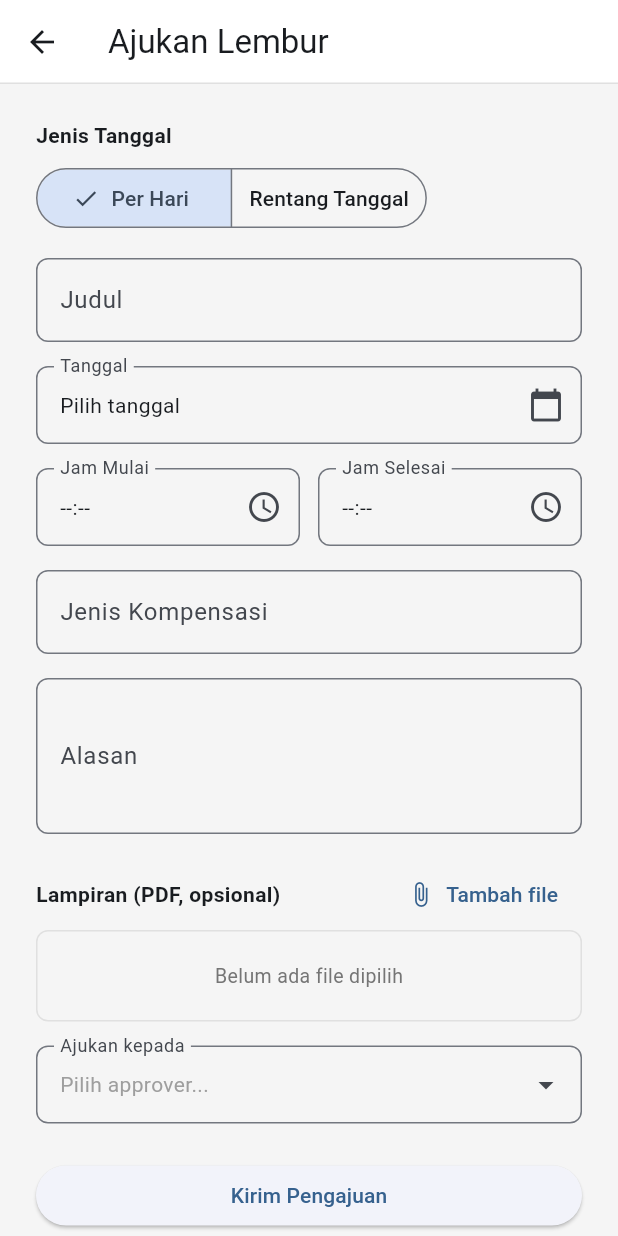
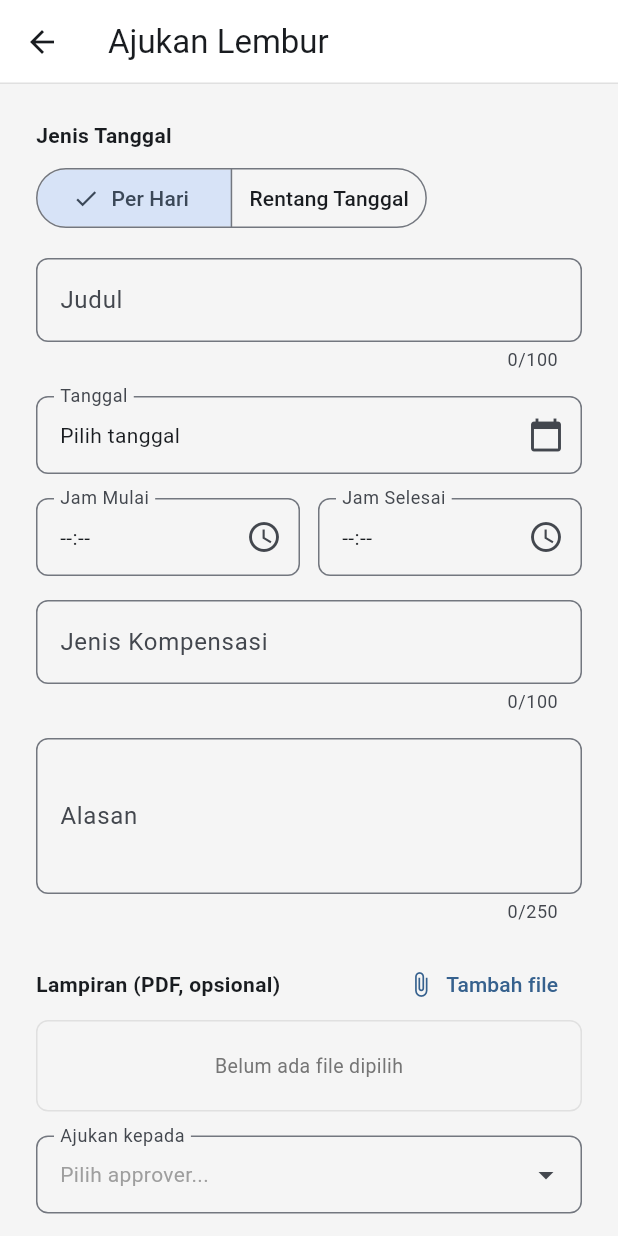
Before and after one commit to SILVERGOLDZ/Logikreasi_Absensi_App, a Flutter app: the _OvertimeFormBody screen opened directly, on a phone screen of 412 x 824 dp. Run offline on Flutter 3.47's test engine with Material 3 defaults, Android fonts, the phone set to English and light mode, and no system bars; our stand-ins replace camera, dio, file_picker, firebase_core, firebase_messaging, flutter_local_notifications and 9 more; accounts and stored records are empty; network calls fail.

Commit message:
feature: textForm limit character

```diff
--- /dev/null
+++ b/lib/config/text_form_config.dart
@@ -0,0 +1,7 @@
+class TextFormConfig {
+  static const int shortTitle = 50;
+  static const int title = 100;
+  static const int smallContent = 250;
+  static const int mediumContent = 500;
+  static const int largeContent = 1000;
+}
--- a/lib/screens/admin/create_announcement_screen.dart
+++ b/lib/screens/admin/create_announcement_screen.dart
@@ -1,3 +1,4 @@
+import 'package:absensi_app/config/text_form_config.dart';
 import 'package:flutter/material.dart';
 
 import 'package:absensi_app/utils/title_case_helper.dart';
@@ -61,6 +62,7 @@ class _CreatePengumumanScreenState extends State<CreatePengumumanScreen> {
             children: [
               TextFormField(
                 controller: _titleController,
+                maxLength: TextFormConfig.title,
                 decoration: const InputDecoration(
                     labelText: "Judul",
                     border: OutlineInputBorder(),
@@ -72,6 +74,7 @@ class _CreatePengumumanScreenState extends State<CreatePengumumanScreen> {
               const SizedBox(height: 16),
               TextFormField(
                 controller: _contentController,
+                maxLength: TextFormConfig.largeContent,
                 decoration: const InputDecoration(
                   labelText: "Isi Pengumuman",
                   border: OutlineInputBorder(),
--- a/lib/screens/admin/holiday_management_screen.dart
+++ b/lib/screens/admin/holiday_management_screen.dart
@@ -1,3 +1,4 @@
+import 'package:absensi_app/config/text_form_config.dart';
 import 'package:flutter/material.dart';
 import 'package:intl/intl.dart';
 import 'package:dio/dio.dart';
@@ -348,6 +349,7 @@ class _HolidayFormSheetState extends State<_HolidayFormSheet> {
               const SizedBox(height: 8),
               TextFormField(
                 controller: _reasonController,
+                maxLength: TextFormConfig.shortTitle,
                 decoration: const InputDecoration(
                   labelText: 'Jenis / Alasan Libur (mis. Cuti Bersama)',
                   border: OutlineInputBorder(),
@@ -362,6 +364,7 @@ class _HolidayFormSheetState extends State<_HolidayFormSheet> {
               const SizedBox(height: 8),
               TextFormField(
                 controller: _titleController,
+                maxLength: TextFormConfig.title,
                 decoration: const InputDecoration(
                   labelText: 'Judul Pengumuman',
                   border: OutlineInputBorder(),
@@ -373,6 +376,7 @@ class _HolidayFormSheetState extends State<_HolidayFormSheet> {
               const SizedBox(height: 16),
               TextFormField(
                 controller: _contentController,
+                maxLength: TextFormConfig.largeContent,
                 decoration: const InputDecoration(
                   labelText: 'Isi Pengumuman',
                   border: OutlineInputBorder(),
--- a/lib/screens/leave/leave_detail_screen.dart
+++ b/lib/screens/leave/leave_detail_screen.dart
@@ -1,5 +1,6 @@
 import 'dart:io';
 
+import 'package:absensi_app/config/text_form_config.dart';
 import 'package:flutter/material.dart';
 import 'package:go_router/go_router.dart';
 import 'package:intl/intl.dart';
@@ -124,6 +125,7 @@ class _LeaveDetailScreenState extends State<LeaveDetailScreen> {
             const SizedBox(height: 12),
             TextField(
               controller: noteController,
+              maxLength: TextFormConfig.mediumContent,
               decoration: InputDecoration(
                 labelText: 'Catatan (opsional)',
                 border: OutlineInputBorder(borderRadius: BorderRadius.circular(8)),
--- a/lib/screens/leave/leave_form_screen.dart
+++ b/lib/screens/leave/leave_form_screen.dart
@@ -1,4 +1,5 @@
 import 'dart:io';
+import 'package:absensi_app/config/text_form_config.dart';
 import 'package:file_picker/file_picker.dart';
 import 'package:flutter/material.dart';
 import 'package:go_router/go_router.dart';
@@ -210,6 +211,7 @@ class _LeaveFormBodyState extends State<_LeaveFormBody> {
               const SizedBox(height: 16),
               TextFormField(
                 controller: _titleController,
+                maxLength: TextFormConfig.title,
                 decoration: InputDecoration(
                   labelText: 'Judul',
                   hintText: 'Contoh: Cuti tahunan keluarga',
@@ -237,6 +239,7 @@ class _LeaveFormBodyState extends State<_LeaveFormBody> {
               TextFormField(
                 controller: _reasonController,
                 maxLines: 3,
+                maxLength: TextFormConfig.smallContent,
                 decoration: InputDecoration(
                   labelText: 'Alasan',
                   border: OutlineInputBorder(borderRadius: BorderRadius.circular(8)),
--- a/lib/screens/overtime/overtime_detail_screen.dart
+++ b/lib/screens/overtime/overtime_detail_screen.dart
@@ -4,6 +4,7 @@
 
 import 'dart:io';
 
+import 'package:absensi_app/config/text_form_config.dart';
 import 'package:flutter/material.dart';
 import 'package:go_router/go_router.dart';
 import 'package:intl/intl.dart';
@@ -128,6 +129,7 @@ class _OvertimeDetailScreenState extends State<OvertimeDetailScreen> {
             const SizedBox(height: 12),
             TextField(
               controller: noteController,
+              maxLength: TextFormConfig.mediumContent,
               decoration: InputDecoration(
                 labelText: 'Catatan (opsional)',
                 border: OutlineInputBorder(borderRadius: BorderRadius.circular(8)),
--- a/lib/screens/overtime/overtime_form_screen.dart
+++ b/lib/screens/overtime/overtime_form_screen.dart
@@ -6,6 +6,7 @@
 // - field compensationType (bebas diisi user)
 
 import 'dart:io';
+import 'package:absensi_app/config/text_form_config.dart';
 import 'package:file_picker/file_picker.dart';
 import 'package:flutter/material.dart';
 import 'package:go_router/go_router.dart';
@@ -338,6 +339,7 @@ class _OvertimeFormBodyState extends State<_OvertimeFormBody> {
               const SizedBox(height: 16),
               TextFormField(
                 controller: _titleController,
+                maxLength: TextFormConfig.title,
                 decoration: InputDecoration(
                   labelText: 'Judul',
                   hintText: 'Contoh: Lembur closing laporan bulanan',
@@ -352,6 +354,7 @@ class _OvertimeFormBodyState extends State<_OvertimeFormBody> {
               const SizedBox(height: 16),
               TextFormField(
                 controller: _compensationController,
+                maxLength: TextFormConfig.title,
                 decoration: InputDecoration(
                   labelText: 'Jenis Kompensasi',
                   hintText: 'Contoh: Uang Rp 150.000 / Libur pengganti 1 hari',
@@ -363,6 +366,7 @@ class _OvertimeFormBodyState extends State<_OvertimeFormBody> {
               TextFormField(
                 controller: _reasonController,
                 maxLines: 3,
+                maxLength: TextFormConfig.smallContent,
                 decoration: InputDecoration(
                   labelText: 'Alasan',
                   border: OutlineInputBorder(borderRadius: BorderRadius.circular(8)),
```
